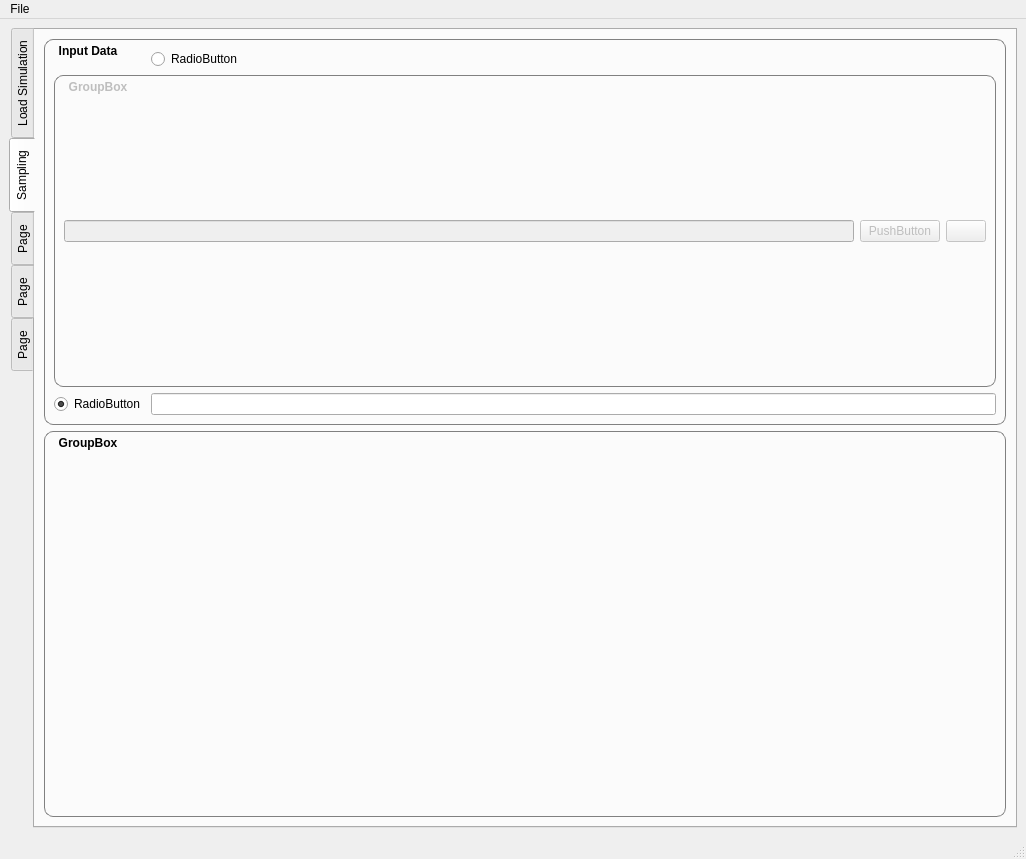
This is gui/views/ui_files/mainwindow.ui in feslima/metacontrol as Qt 5 draws it before an edit. The edited form follows.
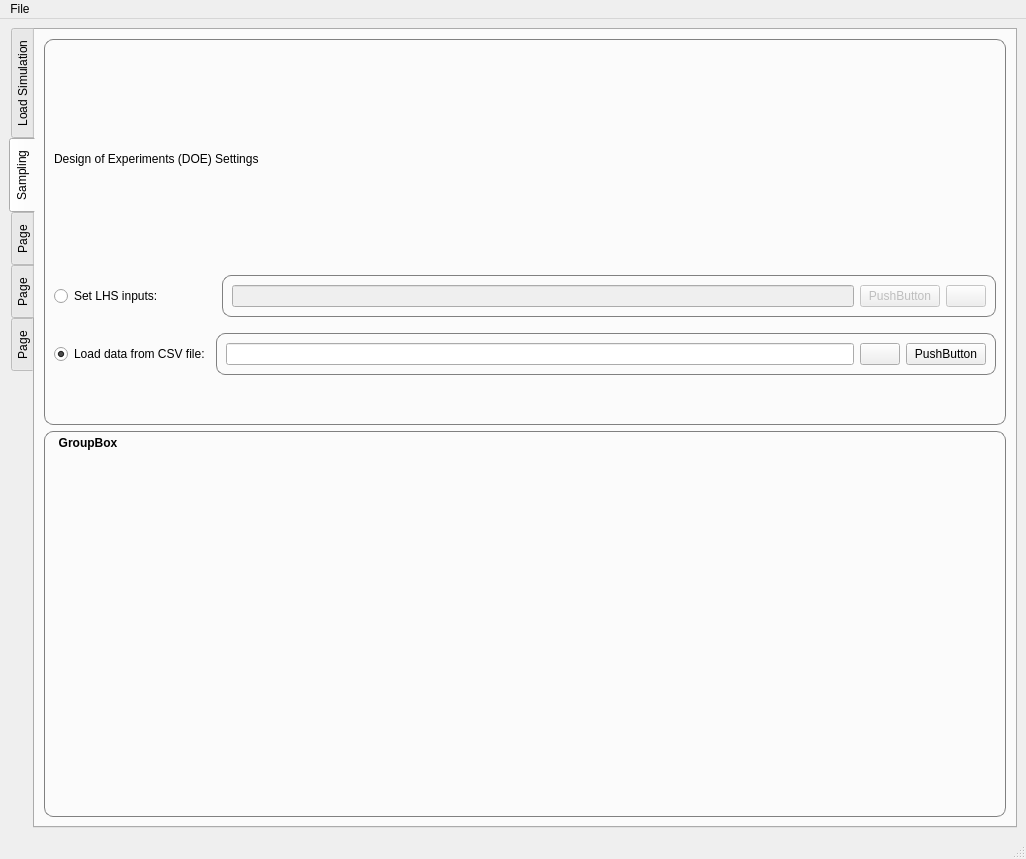
This is the edited form. The open tabs and pages were chosen to show the change. Icons and pictures are not drawn.

Commit message: main functionalities of load simulation tab finished.

What changed in the file:
```diff
--- a/gui/views/ui_files/mainwindow.ui
+++ b/gui/views/ui_files/mainwindow.ui
@@ -796,29 +796,89 @@
 }</string>
           </property>
           <property name="title">
-           <string>Input Data</string>
+           <string/>
           </property>
           <layout class="QGridLayout" name="gridLayout_5">
-           <item row="2" column="1">
-            <widget class="QLineEdit" name="lineEdit_11"/>
-           </item>
            <item row="2" column="0">
+            <spacer name="verticalSpacer_2">
+             <property name="orientation">
+              <enum>Qt::Vertical</enum>
+             </property>
+             <property name="sizeType">
+              <enum>QSizePolicy::Fixed</enum>
+             </property>
+             <property name="sizeHint" stdset="0">
+              <size>
+               <width>20</width>
+               <height>10</height>
+              </size>
+             </property>
+            </spacer>
+           </item>
+           <item row="3" column="1" colspan="2">
+            <widget class="QGroupBox" name="groupBox_7">
+             <property name="title">
+              <string/>
+             </property>
+             <layout class="QGridLayout" name="gridLayout_8">
+              <item row="0" column="0">
+               <widget class="QLineEdit" name="lineEdit"/>
+              </item>
+              <item row="0" column="1">
+               <widget class="QPushButton" name="pushButton_3">
+                <property name="text">
+                 <string/>
+                </property>
+                <property name="icon">
+                 <iconset resource="../../resources/icons.qrc">
+                  <normaloff>:/sampling/open_icon.svg</normaloff>:/sampling/open_icon.svg</iconset>
+                </property>
+               </widget>
+              </item>
+              <item row="0" column="2">
+               <widget class="QPushButton" name="pushButton_4">
+                <property name="text">
+                 <string>PushButton</string>
+                </property>
+               </widget>
+              </item>
+             </layout>
+            </widget>
+           </item>
+           <item row="0" column="0" colspan="3">
+            <widget class="QLabel" name="label_15">
+             <property name="text">
+              <string>Design of Experiments (DOE) Settings</string>
+             </property>
+            </widget>
+           </item>
+           <item row="1" column="0" colspan="2">
+            <widget class="QRadioButton" name="radioButton">
+             <property name="text">
+              <string>Set LHS inputs:</string>
+             </property>
+             <property name="checked">
+              <bool>false</bool>
+             </property>
+            </widget>
+           </item>
+           <item row="3" column="0">
             <widget class="QRadioButton" name="radioButton_2">
              <property name="text">
-              <string>RadioButton</string>
+              <string>Load data from CSV file:</string>
              </property>
              <property name="checked">
               <bool>true</bool>
              </property>
             </widget>
            </item>
-           <item row="1" column="0" colspan="2">
+           <item row="1" column="2">
             <widget class="QGroupBox" name="groupBox_5">
              <property name="enabled">
               <bool>false</bool>
              </property>
              <property name="title">
-              <string>GroupBox</string>
+              <string/>
              </property>
              <layout class="QHBoxLayout" name="horizontalLayout">
               <item>
@@ -849,15 +909,21 @@
              </layout>
             </widget>
            </item>
-           <item row="0" column="1">
-            <widget class="QRadioButton" name="radioButton">
-             <property name="text">
-              <string>RadioButton</string>
+           <item row="4" column="0">
+            <spacer name="verticalSpacer_3">
+             <property name="orientation">
+              <enum>Qt::Vertical</enum>
              </property>
-             <property name="checked">
-              <bool>false</bool>
+             <property name="sizeType">
+              <enum>QSizePolicy::Fixed</enum>
              </property>
-            </widget>
+             <property name="sizeHint" stdset="0">
+              <size>
+               <width>20</width>
+               <height>40</height>
+              </size>
+             </property>
+            </spacer>
            </item>
           </layout>
          </widget>
```
Left out of the diff: 34 changed lines with no effect on the pictures. The commit also changes 12 other files.
